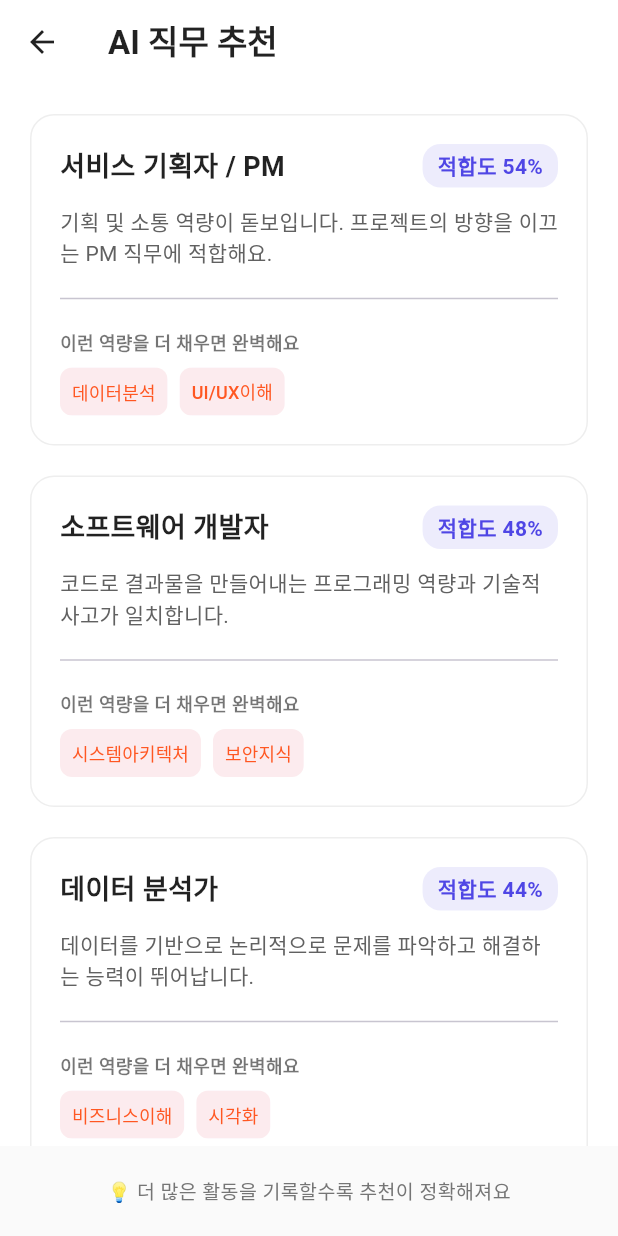
After one commit to asun1207/campus-archive, a Flutter app: the JobRecommendationScreen screen opened directly, on a phone screen of 412 x 824 dp. The commit adds this screen. Run offline on Flutter 3.47's test engine with Material 3 defaults, Android fonts, the phone set to English and light mode, and no system bars; our stand-ins replace cloud_firestore, firebase_auth, firebase_core, fl_chart, google_sign_in, shared_preferences; accounts and stored records are empty.

Commit message:
역량 분석 화면 하단에 ai 직무 추천 보기 버튼 추가 - 버튼 클릭시 새 화면(job_recommendation_screen.dart)으로 이동 - 미구독시 블러 처리 미리보기 화면 - 구독 시 실제 추천 결과 화면 구현 - Firestore 활동 데이터(태그, 카테고리) 기반으로 분석 - 추천 직무 카드 3-5개: - 직무명(예: 서비스 기획자, 데이터 분석가), 적합도 퍼센트(태그매칭 기반), 적합 이유 한 줄 요약, 부족한  역량 태그 chip. 카드는 적합도 높은 순으로 정렬 - 직무 추천 로직은 하드코딩된 매핑 테이블 사용 - Todo: 실제 배포 시 Ai api로 정교한 분석 로직 교체 예정

```diff
--- /dev/null
+++ b/lib/screens/job_recommendation_screen.dart
@@ -0,0 +1,324 @@
+import 'dart:ui';
+import 'package:flutter/material.dart';
+import 'package:shared_preferences/shared_preferences.dart';
+import 'package:cloud_firestore/cloud_firestore.dart';
+import 'package:firebase_auth/firebase_auth.dart';
+
+class JobRecommendationScreen extends StatefulWidget {
+  const JobRecommendationScreen({super.key});
+
+  @override
+  State<JobRecommendationScreen> createState() => _JobRecommendationScreenState();
+}
+
+class _JobRecommendationScreenState extends State<JobRecommendationScreen> {
+  final Color primaryIndigo = const Color(0xFF4F46E5);
+  bool _isSubscribed = false;
+  bool _isLoading = true;
+  List<String> _userTags = [];
+
+  // TODO: 실제 배포 시 AI API(Claude/Gemini)로 정교한 분석 로직 교체 예정
+  // 현재는 하드코딩된 매핑 테이블 사용
+  final List<Map<String, dynamic>> _jobMappings = [
+    {
+      'jobTitle': '서비스 기획자 / PM',
+      'keywords': ['기획', '커뮤니케이션', '리더십', '프로젝트관리'],
+      'reason': '기획 및 소통 역량이 돋보입니다. 프로젝트의 방향을 이끄는 PM 직무에 적합해요.',
+      'lacking': ['데이터분석', 'UI/UX이해']
+    },
+    {
+      'jobTitle': '데이터 분석가',
+      'keywords': ['데이터분석', '문제해결', '통계', 'Python', '리서치'],
+      'reason': '데이터를 기반으로 논리적으로 문제를 파악하고 해결하는 능력이 뛰어납니다.',
+      'lacking': ['비즈니스이해', '시각화']
+    },
+    {
+      'jobTitle': '소프트웨어 개발자',
+      'keywords': ['프로그래밍', '개발', '알고리즘', '협업'],
+      'reason': '코드로 결과물을 만들어내는 프로그래밍 역량과 기술적 사고가 일치합니다.',
+      'lacking': ['시스템아키텍처', '보안지식']
+    },
+    {
+      'jobTitle': '마케터',
+      'keywords': ['마케팅', '콘텐츠', '트렌드', '창의성', 'SNS'],
+      'reason': '트렌드를 읽고 매력적인 콘텐츠로 사람들의 마음을 움직이는 역량이 충분합니다.',
+      'lacking': ['퍼포먼스분석', '카피라이팅']
+    },
+  ];
+
+  @override
+  void initState() {
+    super.initState();
+    _fetchData();
+  }
+
+  Future<void> _fetchData() async {
+    final prefs = await SharedPreferences.getInstance();
+
+    // 💡 테스트를 위해 강제로 false(미구독) 설정. true로 바꾸면 추천 결과 확인 가능!
+    await prefs.setBool('isSubscribed', true);
+
+    _isSubscribed = prefs.getBool('isSubscribed') ?? false;
+
+    // 사용자 Firestore 활동 데이터에서 태그 가져오기
+    final user = FirebaseAuth.instance.currentUser;
+    if (user != null) {
+      final snapshot = await FirebaseFirestore.instance
+          .collection('activities')
+          .where('userId', isEqualTo: user.uid)
+          .get();
+
+      Set<String> tags = {};
+      for (var doc in snapshot.docs) {
+        final docTags = doc['tags'] ?? [];
+        for (var t in docTags) {
+          tags.add(t.toString());
+        }
+      }
+      _userTags = tags.toList();
+    }
+
+    setState(() {
+      _isLoading = false;
+    });
+  }
+
+  // 태그 매칭 기반 적합도 계산 함수
+  List<Map<String, dynamic>> _calculateRecommendations() {
+    List<Map<String, dynamic>> results = [];
+
+    for (var job in _jobMappings) {
+      int matchCount = 0;
+      List<String> keywords = job['keywords'];
+
+      for (var tag in _userTags) {
+        if (keywords.any((k) => tag.contains(k) || k.contains(tag))) {
+          matchCount++;
+        }
+      }
+
+      // 기본 점수 40% + 매칭된 키워드당 15% (최대 98%)
+      int score = 40 + (matchCount * 15);
+      if (score > 98) score = 98;
+
+      // 사용자 태그가 아예 없으면 기본 30~45% 사이로 랜덤하게 보이도록 임시 처리
+      if (_userTags.isEmpty) {
+        score = 30 + (job['jobTitle'].toString().length * 2);
+      }
+
+      results.add({
+        ...job,
+        'score': score,
+      });
+    }
+
+    // 적합도(score) 기준 내림차순 정렬
+    results.sort((a, b) => (b['score'] as int).compareTo(a['score'] as int));
+    return results;
+  }
+
+  @override
+  Widget build(BuildContext context) {
+    return Scaffold(
+      backgroundColor: Colors.white,
+      appBar: AppBar(
+        backgroundColor: Colors.white,
+        elevation: 0,
+        iconTheme: const IconThemeData(color: Colors.black87),
+        title: const Text(
+          'AI 직무 추천',
+          style: TextStyle(color: Colors.black87, fontWeight: FontWeight.bold),
+        ),
+      ),
+      body: _isLoading
+          ? Center(child: CircularProgressIndicator(color: primaryIndigo))
+          : Stack(
+        children: [
+          // 배경: 실제 추천 리스트 (미구독 상태여도 밑바탕에 그려놓고 블러 처리)
+          _buildRecommendationList(),
+
+          // 미구독 시: 블러 오버레이 덮기
+          if (!_isSubscribed) _buildLockedOverlay(),
+        ],
+      ),
+    );
+  }
+
+  // 1. 추천 결과 리스트 UI
+  Widget _buildRecommendationList() {
+    final recommendations = _calculateRecommendations();
+
+    return Column(
+      children: [
+        Expanded(
+          child: ListView.builder(
+            padding: const EdgeInsets.all(20),
+            itemCount: recommendations.length,
+            itemBuilder: (context, index) {
+              final job = recommendations[index];
+              return _buildJobCard(job);
+            },
+          ),
+        ),
+        // 하단 안내 문구
+        Container(
+          padding: const EdgeInsets.symmetric(vertical: 20),
+          width: double.infinity,
+          color: Colors.grey.shade50,
+          child: Text(
+            '💡 더 많은 활동을 기록할수록 추천이 정확해져요',
+            textAlign: TextAlign.center,
+            style: TextStyle(color: Colors.grey.shade600, fontSize: 13),
+          ),
+        )
+      ],
+    );
+  }
+
+  // 2. 개별 직무 카드 UI
+  Widget _buildJobCard(Map<String, dynamic> job) {
+    return Card(
+      margin: const EdgeInsets.only(bottom: 20),
+      elevation: 0,
+      shape: RoundedRectangleBorder(
+        borderRadius: BorderRadius.circular(16),
+        side: BorderSide(color: Colors.grey.shade200),
+      ),
+      color: Colors.white,
+      child: Padding(
+        padding: const EdgeInsets.all(20),
+        child: Column(
+          crossAxisAlignment: CrossAxisAlignment.start,
+          children: [
+            // 직무명 및 일치율
+            Row(
+              mainAxisAlignment: MainAxisAlignment.spaceBetween,
+              children: [
+                Text(
+                  job['jobTitle'],
+                  style: const TextStyle(
+                    fontSize: 18,
+                    fontWeight: FontWeight.bold,
+                    color: Colors.black87,
+                  ),
+                ),
+                Container(
+                  padding: const EdgeInsets.symmetric(horizontal: 10, vertical: 4),
+                  decoration: BoxDecoration(
+                    color: primaryIndigo.withOpacity(0.1),
+                    borderRadius: BorderRadius.circular(12),
+                  ),
+                  child: Text(
+                    '적합도 ${job['score']}%',
+                    style: TextStyle(
+                      color: primaryIndigo,
+                      fontWeight: FontWeight.bold,
+                      fontSize: 14,
+                    ),
+                  ),
+                ),
+              ],
+            ),
+            const SizedBox(height: 12),
+
+            // 적합 이유
+            Text(
+              job['reason'],
+              style: TextStyle(fontSize: 14, color: Colors.grey.shade700, height: 1.4),
+            ),
+            const Padding(
+              padding: EdgeInsets.symmetric(vertical: 12),
+              child: Divider(),
+            ),
+
+            // 부족한 역량
+            const Text(
+              '이런 역량을 더 채우면 완벽해요',
+              style: TextStyle(fontSize: 12, fontWeight: FontWeight.bold, color: Colors.black54),
+            ),
+            const SizedBox(height: 8),
+            Wrap(
+              spacing: 8,
+              children: (job['lacking'] as List<String>).map((skill) {
+                return Chip(
+                  label: Text(skill),
+                  labelStyle: const TextStyle(fontSize: 12, color: Colors.deepOrange),
+                  backgroundColor: Colors.deepOrange.withOpacity(0.08),
+                  side: BorderSide.none,
+                  padding: EdgeInsets.zero,
+                  materialTapTargetSize: MaterialTapTargetSize.shrinkWrap,
+                );
+              }).toList(),
+            )
+          ],
+        ),
+      ),
+    );
+  }
+
+  // 3. 미구독 잠금 화면 (블러 오버레이) UI
+  Widget _buildLockedOverlay() {
+    return Positioned.fill(
+      child: ClipRect(
+        child: BackdropFilter(
+          filter: ImageFilter.blur(sigmaX: 5.0, sigmaY: 5.0),
+          child: Container(
+            color: Colors.white.withOpacity(0.4),
+            child: Center(
+              child: Padding(
+                padding: const EdgeInsets.symmetric(horizontal: 32),
+                child: Column(
+                  mainAxisAlignment: MainAxisAlignment.center,
+                  children: [
+                    Container(
+                      padding: const EdgeInsets.all(20),
+                      decoration: const BoxDecoration(
+                        color: Colors.white,
+                        shape: BoxShape.circle,
+                        boxShadow: [BoxShadow(color: Colors.black12, blurRadius: 10)],
+                      ),
+                      child: Icon(Icons.lock_rounded, size: 48, color: primaryIndigo),
+                    ),
+                    const SizedBox(height: 24),
+                    const Text(
+                      '프리미엄 기능입니다',
+                      style: TextStyle(fontSize: 22, fontWeight: FontWeight.bold, color: Colors.black87),
+                    ),
+                    const SizedBox(height: 12),
+                    const Text(
+                      'AI가 당신의 활동 데이터를 심층 분석해\n가장 적합한 직무를 추천해 드려요',
+                      textAlign: TextAlign.center,
+                      style: TextStyle(fontSize: 15, color: Colors.black87, height: 1.5, fontWeight: FontWeight.w500),
+                    ),
+                    const SizedBox(height: 40),
+                    SizedBox(
+                      width: double.infinity,
+                      height: 56,
+                      child: ElevatedButton(
+                        onPressed: () {
+                          ScaffoldMessenger.of(context).showSnackBar(
+                            const SnackBar(content: Text('결제 연동은 다음 단계에서 진행됩니다.')),
+                          );
+                        },
+                        style: ElevatedButton.styleFrom(
+                          backgroundColor: primaryIndigo,
+                          foregroundColor: Colors.white,
+                          shape: RoundedRectangleBorder(borderRadius: BorderRadius.circular(16)),
+                          elevation: 0,
+                        ),
+                        child: const Text(
+                          '월 4,900원으로 시작하기',
+                          style: TextStyle(fontSize: 16, fontWeight: FontWeight.bold),
+                        ),
+                      ),
+                    ),
+                  ],
+                ),
+              ),
+            ),
+          ),
+        ),
+      ),
+    );
+  }
+}
```
Also changed, not shown: lib/screens/analysis_screen.dart (+49 -1 lines).
